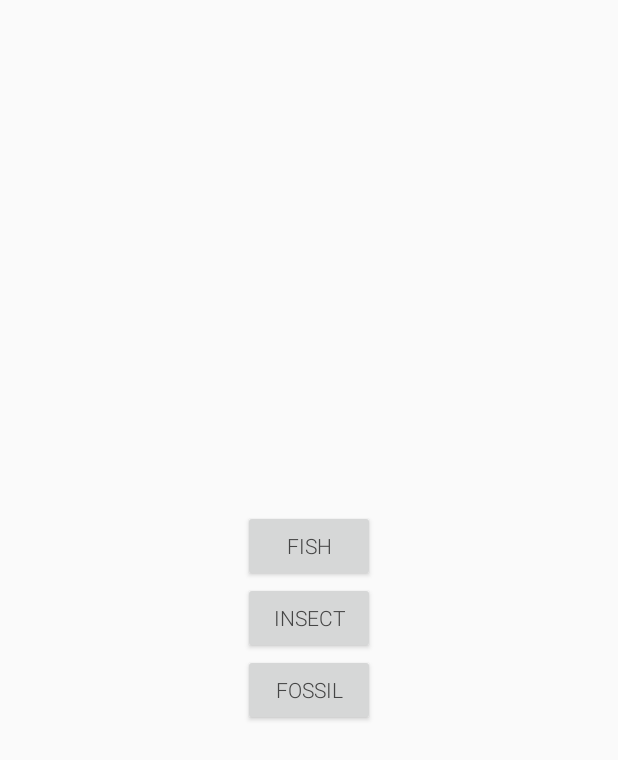
After one commit to audaniel9/ACPocketMuseum, an Android app: the layout fragment_home.xml on its own in the app's theme, with its tools: preview values and no code run, on a phone screen of 412 x 824 dp. The commit adds this screen. Shown: the top 760 px of the screen. Run offline under Robolectric (Android 15) with nearby library versions, the phone set to English and light mode, and no system bars.

Commit message:
added homepage

```diff
--- /dev/null
+++ b/app/src/main/res/layout/fragment_home.xml
@@ -0,0 +1,38 @@
+<?xml version="1.0" encoding="utf-8"?>
+<androidx.constraintlayout.widget.ConstraintLayout xmlns:android="http://schemas.android.com/apk/res/android"
+    xmlns:app="http://schemas.android.com/apk/res-auto"
+    xmlns:tools="http://schemas.android.com/tools"
+    android:layout_width="match_parent"
+    android:layout_height="match_parent"
+    tools:context=".HomeFragment">
+
+    <LinearLayout
+        android:layout_width="wrap_content"
+        android:layout_height="wrap_content"
+        android:orientation="vertical"
+        app:layout_constraintBottom_toBottomOf="parent"
+        app:layout_constraintEnd_toEndOf="parent"
+        app:layout_constraintStart_toStartOf="parent"
+        app:layout_constraintTop_toTopOf="parent">
+
+        <Button
+            android:id="@+id/goToFishButton"
+            android:layout_width="wrap_content"
+            android:layout_height="wrap_content"
+            android:text="Fish" />
+
+        <Button
+            android:id="@+id/goToInsectButton"
+            android:layout_width="wrap_content"
+            android:layout_height="wrap_content"
+            android:text="Insect" />
+
+        <Button
+            android:id="@+id/goToFossilButton"
+            android:layout_width="wrap_content"
+            android:layout_height="wrap_content"
+            android:text="Fossil" />
+
+    </LinearLayout>
+
+</androidx.constraintlayout.widget.ConstraintLayout>
```
Also changed, not shown: app/src/main/java/com/daniel/chat/acpocketmuseum/HomeFragment.java (added, +58 -0 lines), app/src/main/res/navigation/nav_graph.xml (+16 -1 lines).
